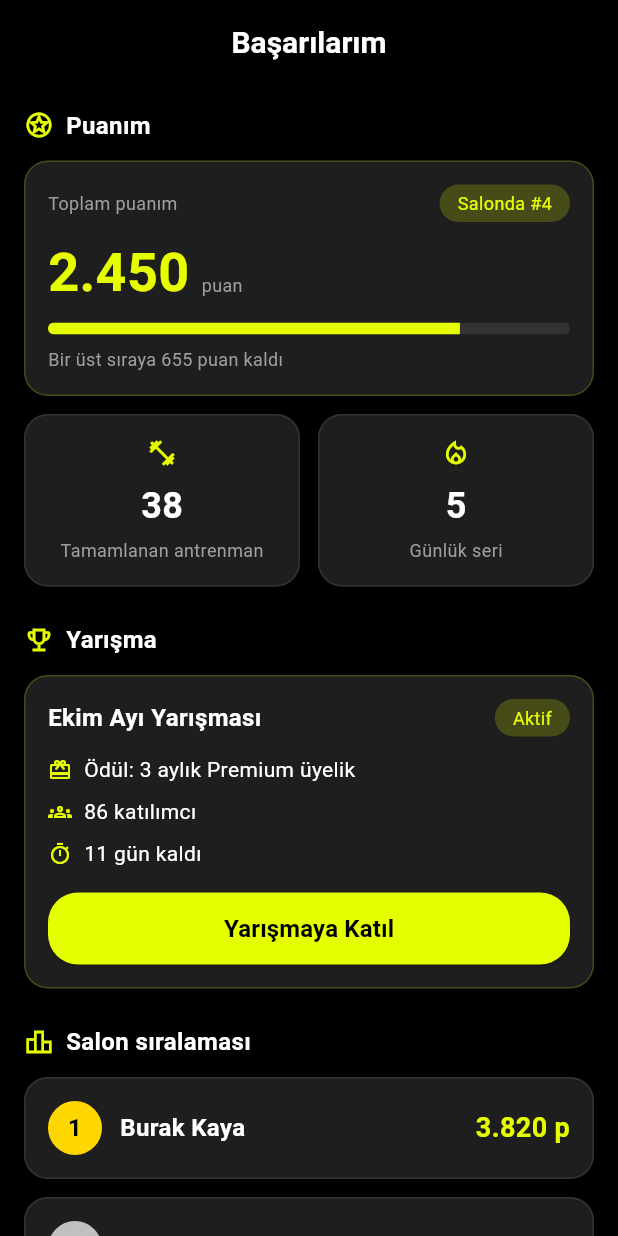
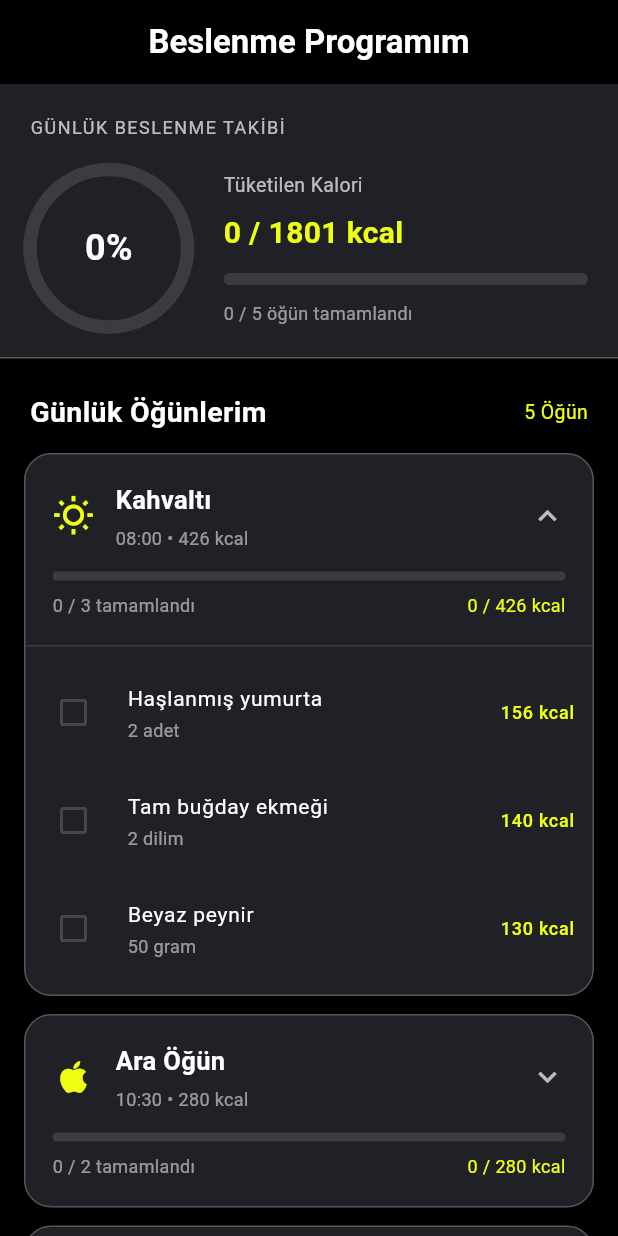
Before and after one commit to uluckabd/gymtactx, a Flutter app: the screen it shows after launch, on a phone screen of 412 x 824 dp. Run offline on Flutter 3.47's test engine with Material 3 defaults, Android fonts, the phone set to English and light mode, and no system bars; our stand-ins replace fl_chart.

Commit message:
myNutrition

```diff
--- a/lib/main.dart
+++ b/lib/main.dart
@@ -4,6 +4,7 @@ import 'package:gymtactx/pages/login_page.dart';
 import 'package:gymtactx/pages/myAchievements.dart';
 import 'package:gymtactx/pages/myGym.dart';
 import 'package:gymtactx/pages/myMeasurements.dart';
+import 'package:gymtactx/pages/myNutrition.dart';
 import 'package:gymtactx/pages/myProgram.dart';
 import 'package:gymtactx/pages/profil_page.dart';
 import 'package:gymtactx/pages/training_page.dart';
@@ -24,7 +25,7 @@ class MyApp extends StatelessWidget {
       theme: ThemeData(
         colorScheme: ColorScheme.fromSeed(seedColor: Colors.deepPurple),
       ),
-      home: MyAchievementsPage(),
+      home: Mynutrition(),
     );
   }
 }
--- /dev/null
+++ b/lib/pages/myNutrition.dart
@@ -0,0 +1,506 @@
+import 'package:flutter/material.dart';
+
+class FoodItem {
+  final String id;
+  final String name;
+  final String amount;
+  final int calories;
+  bool isCompleted;
+
+  FoodItem({
+    required this.id,
+    required this.name,
+    required this.amount,
+    required this.calories,
+    this.isCompleted = false,
+  });
+}
+
+class DietMeal {
+  final String id;
+  final String title;
+  final String time;
+  final IconData icon;
+  final List<FoodItem> foods;
+
+  DietMeal({
+    required this.id,
+    required this.title,
+    required this.time,
+    required this.icon,
+    required this.foods,
+  });
+}
+
+class Mynutrition extends StatefulWidget {
+  const Mynutrition({super.key});
+
+  @override
+  State<Mynutrition> createState() => _MynutritionState();
+}
+
+class _MynutritionState extends State<Mynutrition> {
+  int expandedIndex = 0;
+
+  // API'den gelecek örnek günlük diyet programı
+  final List<DietMeal> meals = [
+    DietMeal(
+      id: 'meal_1',
+      title: 'Kahvaltı',
+      time: '08:00',
+      icon: Icons.wb_sunny_outlined,
+      foods: [
+        FoodItem(
+          id: 'food_1',
+          name: 'Haşlanmış yumurta',
+          amount: '2 adet',
+          calories: 156,
+        ),
+        FoodItem(
+          id: 'food_2',
+          name: 'Tam buğday ekmeği',
+          amount: '2 dilim',
+          calories: 140,
+        ),
+        FoodItem(
+          id: 'food_3',
+          name: 'Beyaz peynir',
+          amount: '50 gram',
+          calories: 130,
+        ),
+      ],
+    ),
+    DietMeal(
+      id: 'meal_2',
+      title: 'Ara Öğün',
+      time: '10:30',
+      icon: Icons.apple_outlined,
+      foods: [
+        FoodItem(id: 'food_4', name: 'Muz', amount: '1 adet', calories: 105),
+        FoodItem(
+          id: 'food_5',
+          name: 'Çiğ badem',
+          amount: '30 gram',
+          calories: 175,
+        ),
+      ],
+    ),
+    DietMeal(
+      id: 'meal_3',
+      title: 'Öğle Yemeği',
+      time: '13:00',
+      icon: Icons.restaurant_outlined,
+      foods: [
+        FoodItem(
+          id: 'food_6',
+          name: 'Izgara tavuk',
+          amount: '150 gram',
+          calories: 250,
+        ),
+        FoodItem(
+          id: 'food_7',
+          name: 'Bulgur pilavı',
+          amount: '150 gram',
+          calories: 180,
+        ),
+        FoodItem(
+          id: 'food_8',
+          name: 'Mevsim salatası',
+          amount: '1 porsiyon',
+          calories: 70,
+        ),
+      ],
+    ),
+    DietMeal(
+      id: 'meal_4',
+      title: 'Ara Öğün',
+      time: '16:00',
+      icon: Icons.local_cafe_outlined,
+      foods: [
+        FoodItem(
+          id: 'food_9',
+          name: 'Yoğurt',
+          amount: '200 gram',
+          calories: 120,
+        ),
+        FoodItem(id: 'food_10', name: 'Elma', amount: '1 adet', calories: 95),
+      ],
+    ),
+    DietMeal(
+      id: 'meal_5',
+      title: 'Akşam Yemeği',
+      time: '19:00',
+      icon: Icons.dinner_dining_outlined,
+      foods: [
+        FoodItem(
+          id: 'food_11',
+          name: 'Izgara balık',
+          amount: '150 gram',
+          calories: 280,
+        ),
+        FoodItem(
+          id: 'food_12',
+          name: 'Haşlanmış sebze',
+          amount: '1 porsiyon',
+          calories: 100,
+        ),
+      ],
+    ),
+  ];
+
+  List<FoodItem> get allFoods => meals.expand((meal) => meal.foods).toList();
+
+  int get totalCalories => allFoods.fold(0, (sum, food) => sum + food.calories);
+
+  int get consumedCalories => allFoods
+      .where((food) => food.isCompleted)
+      .fold(0, (sum, food) => sum + food.calories);
+
+  int get completedFoods => allFoods.where((food) => food.isCompleted).length;
+
+  double get progress =>
+      allFoods.isEmpty ? 0 : completedFoods / allFoods.length;
+
+  int get completedMeals => meals
+      .where(
+        (meal) =>
+            meal.foods.isNotEmpty &&
+            meal.foods.every((food) => food.isCompleted),
+      )
+      .length;
+
+  void toggleFood(FoodItem food) {
+    setState(() {
+      food.isCompleted = !food.isCompleted;
+    });
+
+    // TODO: API'ye tüketim durumunu kaydet.
+  }
+
+  @override
+  @override
+  Widget build(BuildContext context) {
+    const yellow = Color(0xFFEFFF14);
+    const surface = Color(0xFF202126);
+
+    return Scaffold(
+      backgroundColor: Colors.black,
+      appBar: AppBar(
+        backgroundColor: Colors.black,
+        centerTitle: true,
+        title: const Text(
+          'Beslenme Programım',
+          style: TextStyle(color: Colors.white, fontWeight: FontWeight.bold),
+        ),
+      ),
+      body: SafeArea(
+        child: Column(
+          children: [
+            // GÜNLÜK KALORİ VE İLERLEME ALANI
+            Container(
+              width: double.infinity,
+              padding: const EdgeInsets.all(20),
+              decoration: const BoxDecoration(
+                color: surface,
+                border: Border(bottom: BorderSide(color: Colors.white24)),
+              ),
+              child: Column(
+                crossAxisAlignment: CrossAxisAlignment.start,
+                children: [
+                  const Text(
+                    'GÜNLÜK BESLENME TAKİBİ',
+                    style: TextStyle(
+                      color: Colors.white70,
+                      fontSize: 12,
+                      letterSpacing: 1,
+                    ),
+                  ),
+                  const SizedBox(height: 20),
+                  Row(
+                    children: [
+                      SizedBox(
+                        width: 105,
+                        height: 105,
+                        child: Stack(
+                          alignment: Alignment.center,
+                          children: [
+                            SizedBox.expand(
+                              child: CircularProgressIndicator(
+                                value: progress,
+                                strokeWidth: 9,
+                                backgroundColor: Colors.white12,
+                                color: yellow,
+                              ),
+                            ),
+                            Text(
+                              '${(progress * 100).round()}%',
+                              style: const TextStyle(
+                                color: Colors.white,
+                                fontSize: 24,
+                                fontWeight: FontWeight.bold,
+                              ),
+                            ),
+                          ],
+                        ),
+                      ),
+                      const SizedBox(width: 24),
+                      Expanded(
+                        child: Column(
+                          crossAxisAlignment: CrossAxisAlignment.start,
+                          children: [
+                            const Text(
+                              'Tüketilen Kalori',
+                              style: TextStyle(
+                                color: Colors.white70,
+                                fontSize: 13,
+                              ),
+                            ),
+                            const SizedBox(height: 8),
+                            Text(
+                              '$consumedCalories / $totalCalories kcal',
+                              style: const TextStyle(
+                                color: yellow,
+                                fontSize: 20,
+                                fontWeight: FontWeight.bold,
+                              ),
+                            ),
+                            const SizedBox(height: 12),
+                            LinearProgressIndicator(
+                              value: totalCalories == 0
+                                  ? 0
+                                  : consumedCalories / totalCalories,
+                              minHeight: 8,
+                              borderRadius: BorderRadius.circular(10),
+                              backgroundColor: Colors.white12,
+                              color: yellow,
+                            ),
+                            const SizedBox(height: 10),
+                            Text(
+                              '$completedMeals / ${meals.length} öğün tamamlandı',
+                              style: const TextStyle(
+                                color: Colors.white54,
+                                fontSize: 12,
+                              ),
+                            ),
+                          ],
+                        ),
+                      ),
+                    ],
+                  ),
+                ],
+              ),
+            ),
+
+            // ÖĞÜNLER BAŞLIĞI
+            Padding(
+              padding: const EdgeInsets.fromLTRB(20, 22, 20, 14),
+              child: Row(
+                mainAxisAlignment: MainAxisAlignment.spaceBetween,
+                children: [
+                  const Text(
+                    'Günlük Öğünlerim',
+                    style: TextStyle(
+                      color: Colors.white,
+                      fontSize: 19,
+                      fontWeight: FontWeight.bold,
+                    ),
+                  ),
+                  Text(
+                    '${meals.length} Öğün',
+                    style: const TextStyle(color: yellow, fontSize: 13),
+                  ),
+                ],
+              ),
+            ),
+
+            // SAYFANIN KALANINI KAPLAYAN ÖĞÜNLER
+            Expanded(
+              child: ListView.separated(
+                padding: const EdgeInsets.fromLTRB(16, 0, 16, 24),
+                itemCount: meals.length,
+                separatorBuilder: (context, index) =>
+                    const SizedBox(height: 12),
+                itemBuilder: (context, index) {
+                  final meal = meals[index];
+                  final expanded = expandedIndex == index;
+
+                  final mealCalories = meal.foods.fold<int>(
+                    0,
+                    (sum, food) => sum + food.calories,
+                  );
+
+                  final mealConsumed = meal.foods
+                      .where((food) => food.isCompleted)
+                      .fold<int>(0, (sum, food) => sum + food.calories);
+
+                  final completedCount = meal.foods
+                      .where((food) => food.isCompleted)
+                      .length;
+
+                  final mealProgress = meal.foods.isEmpty
+                      ? 0.0
+                      : completedCount / meal.foods.length;
+
+                  final isMealCompleted =
+                      meal.foods.isNotEmpty && mealProgress == 1;
+
+                  return Container(
+                    width: double.infinity,
+                    decoration: BoxDecoration(
+                      color: surface,
+                      borderRadius: BorderRadius.circular(18),
+                      border: Border.all(
+                        color: isMealCompleted ? yellow : Colors.white24,
+                      ),
+                    ),
+                    child: Column(
+                      children: [
+                        InkWell(
+                          borderRadius: BorderRadius.circular(18),
+                          onTap: () {
+                            setState(() {
+                              expandedIndex = expanded ? -1 : index;
+                            });
+                          },
+                          child: Padding(
+                            padding: const EdgeInsets.all(18),
+                            child: Column(
+                              children: [
+                                Row(
+                                  children: [
+                                    Icon(meal.icon, color: yellow, size: 28),
+                                    const SizedBox(width: 14),
+                                    Expanded(
+                                      child: Column(
+                                        crossAxisAlignment:
+                                            CrossAxisAlignment.start,
+                                        children: [
+                                          Text(
+                                            meal.title,
+                                            style: const TextStyle(
+                                              color: Colors.white,
+                                              fontSize: 17,
+                                              fontWeight: FontWeight.bold,
+                                            ),
+                                          ),
+                                          const SizedBox(height: 5),
+                                          Text(
+                                            '${meal.time} • $mealCalories kcal',
+                                            style: const TextStyle(
+                                              color: Colors.white54,
+                                              fontSize: 12,
+                                            ),
+                                          ),
+                                        ],
+                                      ),
+                                    ),
+                                    if (isMealCompleted)
+                                      const Icon(
+                                        Icons.check_circle,
+                                        color: yellow,
+                                      )
+                                    else
+                                      Icon(
+                                        expanded
+                                            ? Icons.keyboard_arrow_up
+                                            : Icons.keyboard_arrow_down,
+                                        color: Colors.white70,
+                                      ),
+                                  ],
+                                ),
+                                const SizedBox(height: 14),
+                                LinearProgressIndicator(
+                                  value: mealProgress,
+                                  minHeight: 6,
+                                  borderRadius: BorderRadius.circular(10),
+                                  backgroundColor: Colors.white12,
+                                  color: yellow,
+                                ),
+                                const SizedBox(height: 8),
+                                Row(
+                                  mainAxisAlignment:
+                                      MainAxisAlignment.spaceBetween,
+                                  children: [
+                                    Text(
+                                      '$completedCount / ${meal.foods.length} tamamlandı',
+                                      style: const TextStyle(
+                                        color: Colors.white54,
+                                        fontSize: 12,
+                                      ),
+                                    ),
+                                    Text(
+                                      '$mealConsumed / $mealCalories kcal',
+                                      style: const TextStyle(
+                                        color: yellow,
+                                        fontSize: 12,
+                                      ),
+                                    ),
+                                  ],
+                                ),
+                              ],
+                            ),
+                          ),
+                        ),
+
+                        // AÇILAN YİYECEK LİSTESİ
+                        if (expanded) ...[
+                          const Divider(color: Colors.white12, height: 1),
+                          Padding(
+                            padding: const EdgeInsets.symmetric(
+                              horizontal: 12,
+                              vertical: 8,
+                            ),
+                            child: Column(
+                              children: meal.foods.map((food) {
+                                return CheckboxListTile(
+                                  contentPadding: EdgeInsets.zero,
+                                  controlAffinity:
+                                      ListTileControlAffinity.leading,
+                                  activeColor: yellow,
+                                  checkColor: Colors.black,
+                                  value: food.isCompleted,
+                                  onChanged: (_) => toggleFood(food),
+                                  title: Text(
+                                    food.name,
+                                    style: TextStyle(
+                                      color: food.isCompleted
+                                          ? Colors.white54
+                                          : Colors.white,
+                                      fontSize: 14,
+                                      decoration: food.isCompleted
+                                          ? TextDecoration.lineThrough
+                                          : null,
+                                      decorationColor: Colors.white54,
+                                    ),
+                                  ),
+                                  subtitle: Text(
+                                    food.amount,
+                                    style: const TextStyle(
+                                      color: Colors.white54,
+                                      fontSize: 12,
+                                    ),
+                                  ),
+                                  secondary: Text(
+                                    '${food.calories} kcal',
+                                    style: const TextStyle(
+                                      color: yellow,
+                                      fontSize: 12,
+                                    ),
+                                  ),
+                                );
+                              }).toList(),
+                            ),
+                          ),
+                        ],
+                      ],
+                    ),
+                  );
+                },
+              ),
+            ),
+          ],
+        ),
+      ),
+    );
+  }
+}
```
